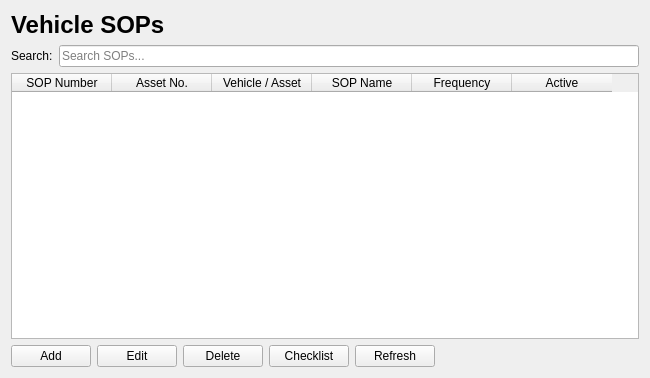
Above: app/ui/forms/vehicle_sop_page.ui from Apie-dup/MaintenanceSystem before the change. Below: the same form after it.
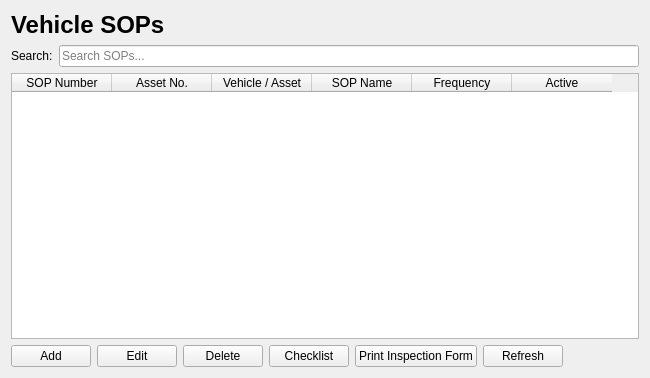
That is the form after the change.

Commit message: Add printable SOP inspection forms and reports

Patch:
```diff
--- a/app/ui/forms/vehicle_sop_page.ui
+++ b/app/ui/forms/vehicle_sop_page.ui
@@ -109,6 +109,13 @@
        </property>
       </widget>
      </item>
+     <item>
+      <widget class="QPushButton" name="btnPrintInspectionForm">
+       <property name="text">
+        <string>Print Inspection Form</string>
+       </property>
+      </widget>
+     </item>
      <item>
       <widget class="QPushButton" name="btnRefresh">
        <property name="text">
```
The commit also changes 6 other files.
